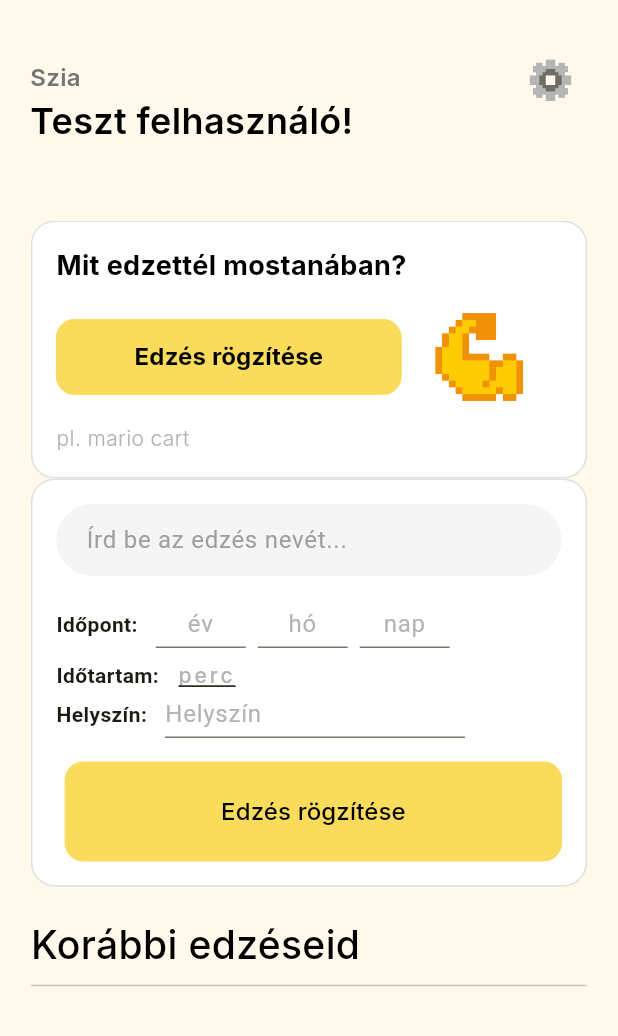
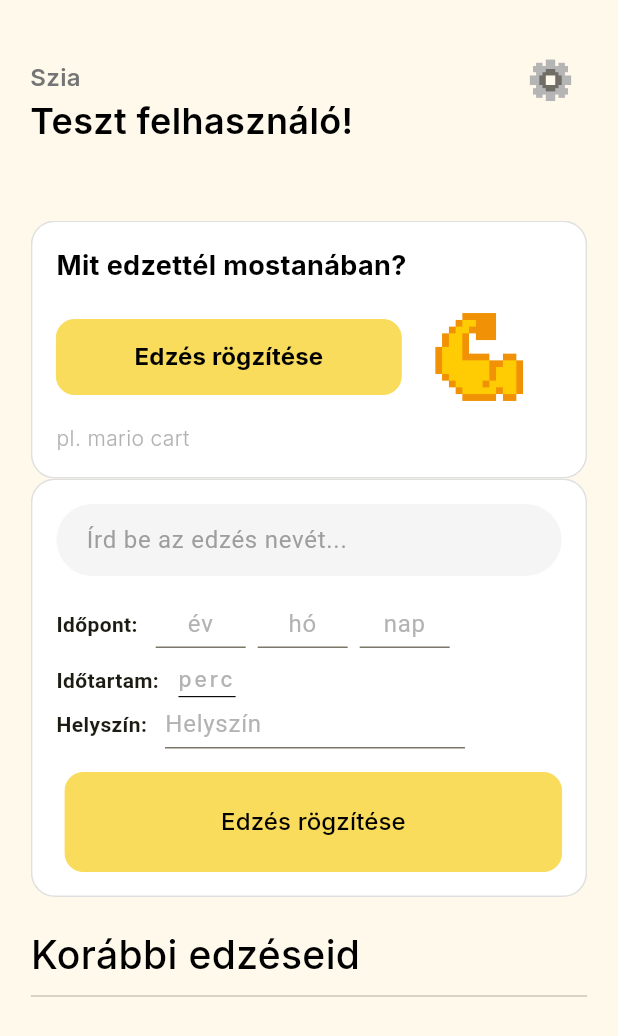
Before and after one commit to T0liver/recout, a Flutter app: the screen it shows after launch, on a phone screen of 412 x 824 dp. Shown: the top 1036 px of the screen. Run offline on Flutter 3.47's test engine with Material 3 defaults, Android fonts, the phone set to English and light mode, and no system bars.

Commit message:
Hacking in the UI Yeah, I really wanted that underline look good so I did some hacking...

```diff
--- a/lib/labels.dart
+++ b/lib/labels.dart
@@ -240,17 +240,30 @@ class _DurationChooserState extends State<DurationChooser> {
       color: Colors.white,
       elevation: 0,
       padding: EdgeInsets.zero,
-      child: Text(
+      child: Column(
+        children: [
+          SizedBox(height: 7,),
+          Text(
             duration,
             style: const TextStyle(
               fontFamily: 'Inter',
               fontWeight: FontWeight.w500,
               fontSize: 14,
+
+              letterSpacing: 2,
+              shadows: [
+                Shadow(
                     color: Color(0xFFB3B3B3),
-          letterSpacing: 2,
-          decoration: TextDecoration.underline
+                    offset: Offset(0, -4))
+              ],
+              color: Colors.transparent,
+              decoration: TextDecoration.underline,
+              decorationColor: Colors.black,
+              decorationThickness: 0.7
+            )
           ),
-      ),
+        ],
+      )
     );
   }
 }
```
Lines whose indentation alone changed are shown as unchanged.
